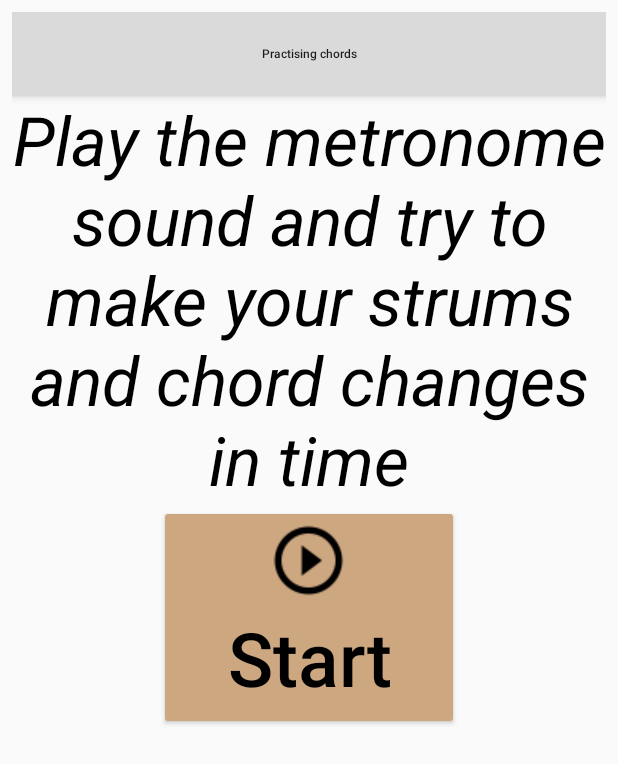
After one commit to guitartutorapplication/guitar-tutor, an Android app: the PractiseActivity screen opened directly, with no data from a screen before it, on a phone screen of 412 x 824 dp. The commit adds this screen. Shown: the top 764 px of the screen. Run offline under Robolectric (Android 15) with nearby library versions, the phone set to English and light mode, and no system bars; pictures from the network do not load.

Commit message:
User stories: hear beat and stop practising

```diff
--- /dev/null
+++ b/app/src/main/java/com/example/jlo19/guitartutor/activities/PractiseActivity.java
@@ -0,0 +1,65 @@
+package com.example.jlo19.guitartutor.activities;
+
+import android.content.res.Configuration;
+import android.media.SoundPool;
+import android.support.v7.app.AppCompatActivity;
+import android.os.Bundle;
+import android.view.View;
+import android.widget.Button;
+import android.widget.TextView;
+
+import com.example.jlo19.guitartutor.R;
+
+public class PractiseActivity extends AppCompatActivity {
+
+    private int streamId;
+    private SoundPool soundPool;
+
+    @Override
+    protected void onCreate(Bundle savedInstanceState) {
+        super.onCreate(savedInstanceState);
+        setContentView(R.layout.activity_practise);
+
+        TextView toolbarText = (TextView) findViewById(R.id.toolbarTitle);
+        toolbarText.setText(R.string.practising_chords_name);
+
+        // loads metronome sound
+        soundPool = new SoundPool.Builder().setMaxStreams(1).build();
+        final int soundId = soundPool.load(PractiseActivity.this, R.raw.metronome_sound, 1);
+
+        final Button btnStop = (Button) findViewById(R.id.btnStop);
+        final Button btnStart = (Button) findViewById(R.id.btnStart);
+
+        btnStart.setOnClickListener(new View.OnClickListener() {
+            @Override
+            public void onClick(View v) {
+                streamId = soundPool.play(soundId, 1.0f, 1.0f, 1, -1, 0.75f);
+
+                btnStop.setVisibility(View.VISIBLE);
+                btnStart.setVisibility(View.INVISIBLE);
+            }
+        });
+
+        btnStop.setOnClickListener(new View.OnClickListener() {
+            @Override
+            public void onClick(View v) {
+                soundPool.stop(streamId);
+
+                btnStop.setVisibility(View.INVISIBLE);
+                btnStart.setVisibility(View.VISIBLE);
+            }
+        });
+    }
+
+    @Override
+    public void onBackPressed() {
+        super.onBackPressed();
+
+        soundPool.stop(streamId);
+    }
+
+    @Override
+    public void onConfigurationChanged(Configuration newConfig) {
+        super.onConfigurationChanged(newConfig);
+    }
+}
--- /dev/null
+++ b/app/src/main/res/drawable/gradient.xml
@@ -0,0 +1,6 @@
+<shape xmlns:android="http://schemas.android.com/apk/res/android">
+    <gradient
+        android:startColor="#bebcbc"
+        android:angle="90"
+        />
+</shape>
--- /dev/null
+++ b/app/src/main/res/layout/activity_practise.xml
@@ -0,0 +1,52 @@
+<?xml version="1.0" encoding="utf-8"?>
+<RelativeLayout xmlns:android="http://schemas.android.com/apk/res/android"
+    xmlns:tools="http://schemas.android.com/tools"
+    android:id="@+id/activity_practise"
+    android:layout_width="match_parent"
+    android:layout_height="match_parent"
+    android:paddingBottom="@dimen/activity_vertical_margin"
+    android:paddingLeft="@dimen/activity_horizontal_margin"
+    android:paddingRight="@dimen/activity_horizontal_margin"
+    android:paddingTop="@dimen/activity_vertical_margin"
+    tools:context="com.example.jlo19.guitartutor.activities.PractiseActivity">
+
+    <include android:id="@+id/toolbar"
+        layout="@layout/toolbar"/>
+
+    <TextView
+        android:text="@string/practise_instruction"
+        android:layout_width="match_parent"
+        android:layout_height="wrap_content"
+        android:layout_above="@+id/btnStart"
+        android:id="@+id/textView"
+        android:textSize="45sp"
+        android:textColor="@color/colorText"
+        android:textStyle="italic"
+        android:gravity="center" />
+
+    <Button
+        android:text="@string/start_button_text"
+        android:layout_width="wrap_content"
+        android:layout_height="wrap_content"
+        android:id="@+id/btnStart"
+        android:layout_centerHorizontal="true"
+        android:layout_centerVertical="true"
+        android:textSize="50sp"
+        android:drawableTop="@drawable/play_icon"
+        android:width="200dp"
+        android:height="150dp" />
+
+    <Button
+        android:text="@string/stop_button_text"
+        android:layout_width="wrap_content"
+        android:layout_height="wrap_content"
+        android:id="@+id/btnStop"
+        android:layout_centerHorizontal="true"
+        android:layout_centerVertical="true"
+        android:textSize="50sp"
+        android:drawableTop="@drawable/stop_icon"
+        android:width="200dp"
+        android:height="150dp"
+        android:visibility="invisible" />
+
+</RelativeLayout>
--- a/app/src/main/res/values/strings.xml
+++ b/app/src/main/res/values/strings.xml
@@ -1,13 +1,19 @@
 <resources>
     <string name="app_name">Guitar Tutor</string>
     <string name="all_chords_name">Chords</string>
-    <string name="diagram_help_name">How to read a chord diagram</string>
+    <string name="diagram_help_name">Reading a chord diagram</string>
     <string name="loading_chords_message">Loading chords…</string>
     <string name="loading_chords_message_failure">Failed to load chords</string>
     <string name="loading_chord_message">Loading chord…</string>
     <string name="loading_chord_message_failure">Failed to load chord</string>
     <string name="loading_chord_image_message_failure">Failed to load chord diagram</string>
     <string name="loading_video_message">Loading video…</string>
-    <string name="watch_button_text">Watch demonstration</string>
-    <string name="diagram_help_button_text">Chord diagram help</string>
+    <string name="watch_button_text">Watch demo</string>
+    <string name="diagram_help_button_text">Diagram help</string>
+    <string name="practising_chords_name">Practising chords</string>
+    <string name="learn_chords_button_text">Learn chords</string>
+    <string name="practise_chords_button_text">Practise chords</string>
+    <string name="practise_instruction">Play the metronome sound and try to make your strums and chord changes in time</string>
+    <string name="stop_button_text">Stop</string>
+    <string name="start_button_text">Start</string>
 </resources>
```
Also changed, not shown: app/src/main/AndroidManifest.xml (+16 -8 lines), app/src/main/java/com/example/jlo19/guitartutor/activities/DiagramHelpActivity.java (+7 -1 lines), app/src/main/java/com/example/jlo19/guitartutor/activities/HomeActivity.java (added, +46 -0 lines), app/src/main/res/layout/activity_chord.xml (+40 -18 lines), app/src/main/res/layout/activity_home.xml (added, +41 -0 lines), app/src/main/res/drawable/help_icon.png (added), app/src/main/res/drawable/play_icon.png (added), app/src/main/res/drawable/stop_icon.png (added), 1 other file.
